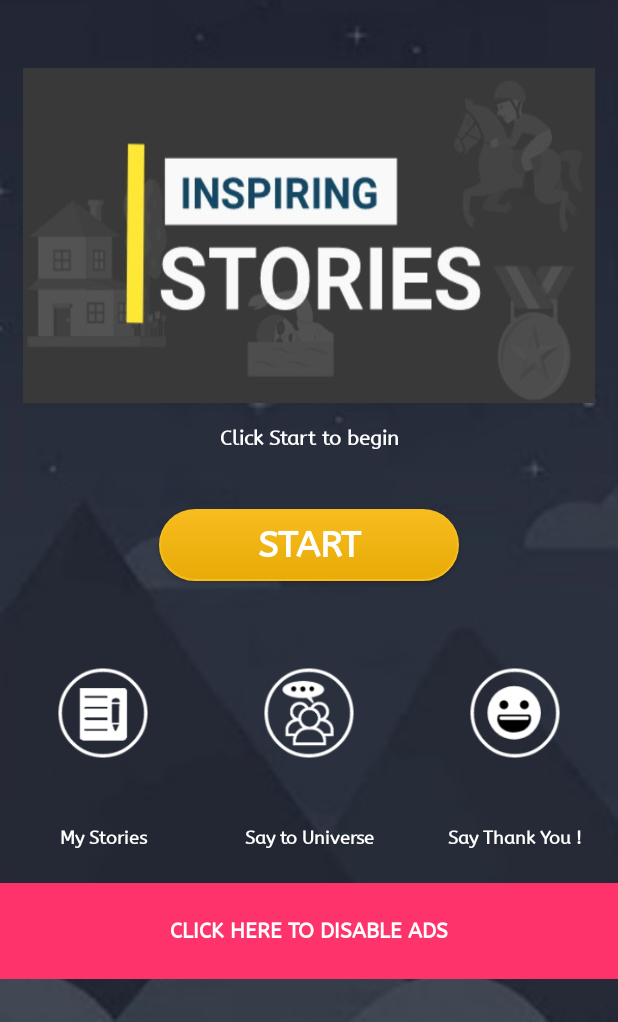
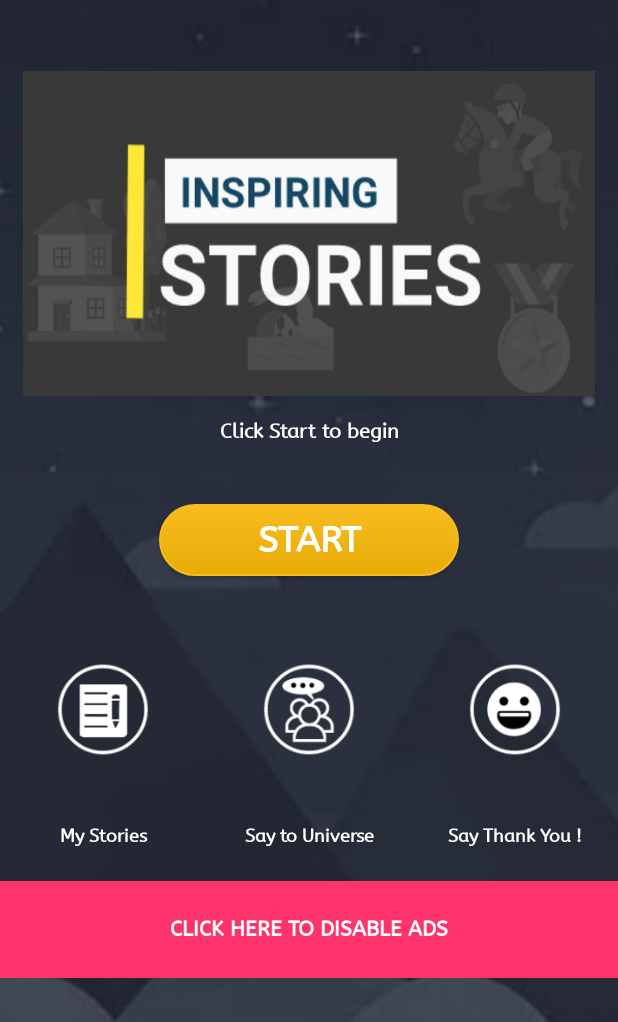
Before and after one commit to Amit145/CloneLawOfAttraction, an Android app: the screen it shows after launch (Home), on a phone screen of 412 x 824 dp, the part 214-1236 px from its top. Run offline under Robolectric (Android 15) with nearby library versions, the phone set to English and light mode, and no system bars; our stand-ins replace ButterKnife; pictures from the network do not load; Roboto replaces fonts that are not available here.

Commit message:
prod ready

```diff
--- a/LawOfAttraction/app/src/main/res/layout-normal/content_home.xml
+++ b/LawOfAttraction/app/src/main/res/layout-normal/content_home.xml
@@ -36,7 +36,7 @@
 
     <LinearLayout
         android:layout_width="match_parent"
-        android:layout_height="180dp"
+        android:layout_height="170dp"
         android:orientation="horizontal"
         android:padding="10dp"
         android:layout_weight="4">
```
